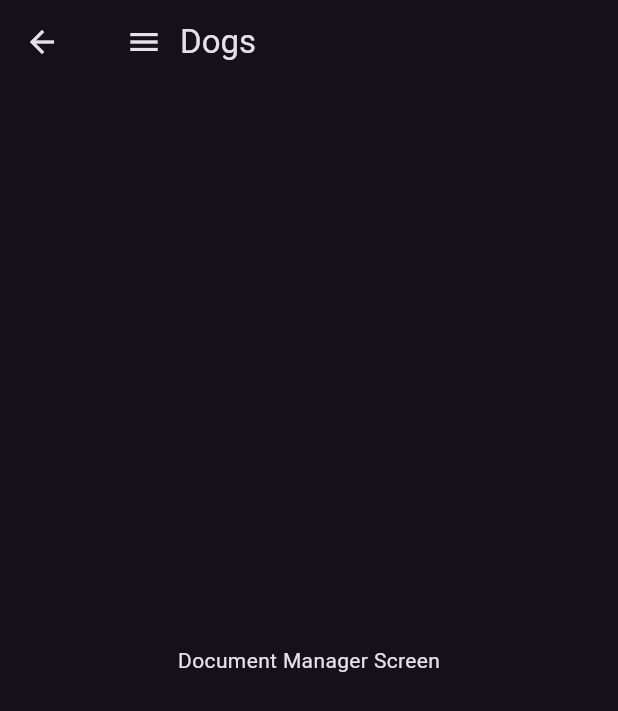
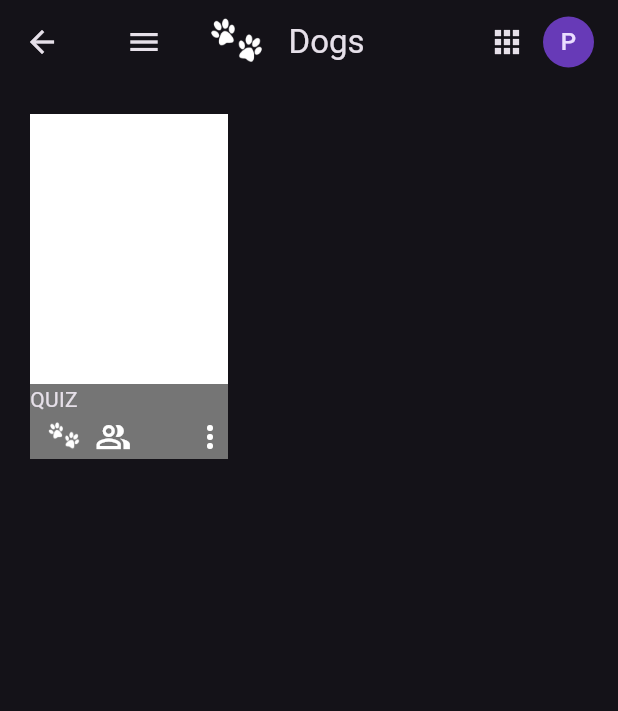
Before and after one commit to david-tawfik/google_dogs, a Flutter app: the DocumentManagerScreen screen opened by its route, on a phone screen of 412 x 824 dp. Shown: the top 711 px of the screen. Run offline on Flutter 3.47's test engine with Material 3 defaults, Android fonts, the phone set to English and light mode, and no system bars; missing offline and left inert: dart:html, dart:ui_web.

Commit message:
Samo 3aleko 2

```diff
--- a/lib/Screens/document_manager.dart
+++ b/lib/Screens/document_manager.dart
@@ -1,4 +1,8 @@
+import 'dart:ui_web';
+
 import 'package:flutter/material.dart';
+import 'package:google_dogs/constants.dart';
+import 'package:google_dogs/utilities/screen_size_handler.dart';
 
 class DocumentManagerScreen extends StatelessWidget {
   static const String id = 'document_manager_screen';
@@ -11,16 +15,75 @@ class DocumentManagerScreen extends StatelessWidget {
         title: Row(
           children: [
             IconButton(
-              onPressed: (){},
-                icon: Icon(Icons.menu),
+              onPressed: () {},
+              icon: Icon(Icons.menu),
+            ),
+            Image(
+              image: const AssetImage('assets/images/logo_white.png'),
+              height: 50,
+            ),
+            Text('Dogs'),
+            Spacer(),
+            Icon(Icons.apps_rounded),
+            Padding(
+              padding: const EdgeInsets.only(left: 12),
+              child: CircleAvatar(
+                backgroundColor: Colors.deepPurple,
+                radius: 17,
+                child: Text('P'),
               ),
-            Text('Dogs'),
+            )
           ],
         ),
       ),
-      body: Center(
-        child: Text('Document Manager Screen'),
+      body: SingleChildScrollView(
+        child: Padding(
+          padding: const EdgeInsets.all(20.0),
+          child: Column(
+            children: [
+              Container(
+                height: 300 * 0.6,
+                width: 220 * 0.6,
+                color: Colors.white,
+              ),
+              Container(
+                color: Colors.grey[600],
+                width: 220 * 0.6,
+                child: Document(),
+              )
+            ],
+          ),
+        ),
       ),
     );
   }
 }
+
+class Document extends StatelessWidget {
+  const Document({
+    super.key,
+  });
+
+  @override
+  Widget build(BuildContext context) {
+    return Column(
+      children: [
+        Align(
+          child: Text('QUIZ'),
+          alignment: Alignment.centerLeft,
+        ),
+        Row(
+          children: [
+            Image(
+              image: const AssetImage('assets/images/logo_white.png'),
+              height: 30,
+            ),
+            Icon(Icons.people_alt_outlined),
+            Spacer(),
+            Icon(Icons.more_vert)
+          ],
+        )
+      ],
+    );
+  }
+}
```
